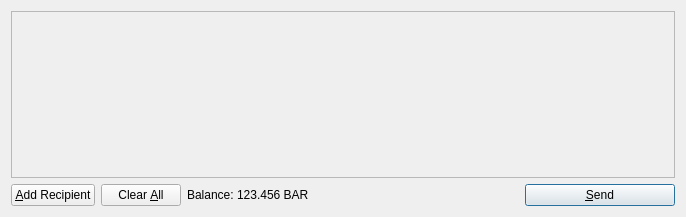
First picture: the form in src/qt/forms/sendcoinsdialog.ui, repository keri88/vaccercoin, before the edit.
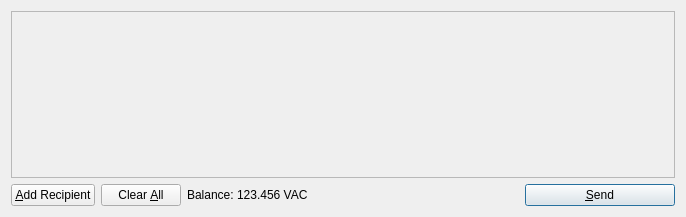
Second picture: the form after the edit. Icons and pictures are not drawn.

Patch:
```diff
--- a/src/qt/forms/sendcoinsdialog.ui
+++ b/src/qt/forms/sendcoinsdialog.ui
@@ -119,7 +119,7 @@
           <cursorShape>IBeamCursor</cursorShape>
          </property>
          <property name="text">
-          <string>123.456 BAR</string>
+          <string>123.456 VAC</string>
          </property>
          <property name="textInteractionFlags">
           <set>Qt::LinksAccessibleByMouse|Qt::TextSelectableByKeyboard|Qt::TextSelectableByMouse</set>
```
